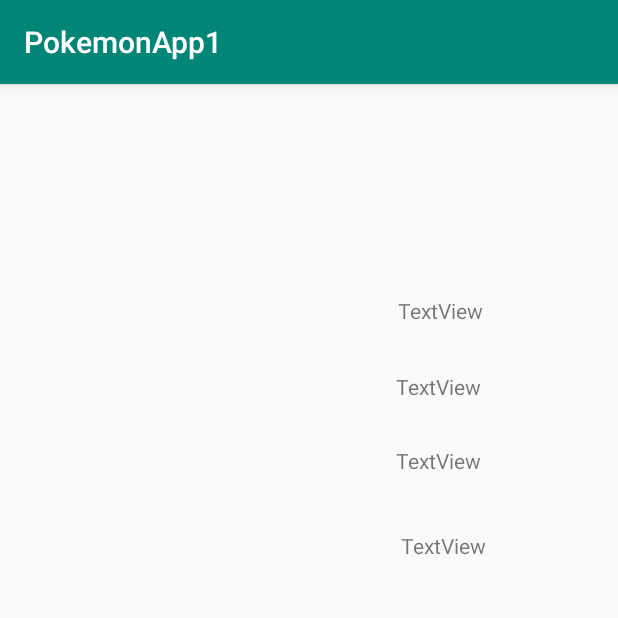
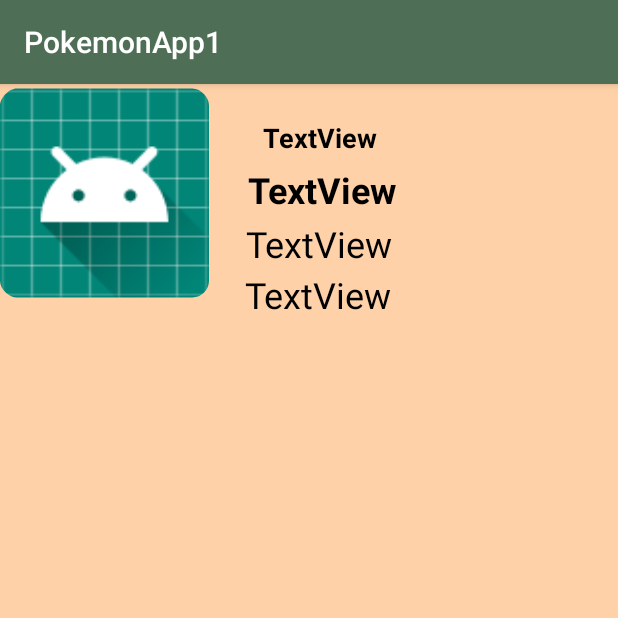
Before and after one commit to aurellesiewe/PokemonApp1, an Android app: the PokemonDetail screen opened directly, with no data from a screen before it, on a phone screen of 412 x 824 dp, the top half of it. Run offline under Robolectric (Android 15) with nearby library versions, the phone set to English and light mode, and no system bars; our stand-ins replace Picasso; pictures from the network do not load.

Commit message:
customize my app

```diff
--- a/app/src/main/res/layout/activity_pokemon_detail.xml
+++ b/app/src/main/res/layout/activity_pokemon_detail.xml
@@ -4,6 +4,7 @@
     xmlns:tools="http://schemas.android.com/tools"
     android:layout_width="match_parent"
     android:layout_height="match_parent"
+    android:background="@color/colorAccent"
     tools:context=".Views.PokemonDetail">
 
 
@@ -14,10 +15,13 @@
         android:layout_alignParentStart="true"
         android:layout_alignParentLeft="true"
         android:layout_alignParentTop="true"
-        android:layout_marginStart="265dp"
-        android:layout_marginLeft="265dp"
-        android:layout_marginTop="141dp"
-        android:text="@string/pokemonId" />
+        android:layout_marginStart="175dp"
+        android:layout_marginLeft="175dp"
+        android:layout_marginTop="23dp"
+        android:text="@string/pokemonId"
+        android:textColor="@android:color/background_dark"
+        android:textSize="18sp"
+        android:textStyle="bold" />
 
     <TextView
         android:id="@+id/pokName"
@@ -26,10 +30,13 @@
         android:layout_alignParentStart="true"
         android:layout_alignParentLeft="true"
         android:layout_alignParentTop="true"
-        android:layout_marginStart="264dp"
-        android:layout_marginLeft="264dp"
-        android:layout_marginTop="192dp"
-        android:text="@string/pokemonName" />
+        android:layout_marginStart="165dp"
+        android:layout_marginLeft="165dp"
+        android:layout_marginTop="54dp"
+        android:text="@string/pokemonName"
+        android:textColor="@android:color/background_dark"
+        android:textSize="24sp"
+        android:textStyle="bold" />
 
     <TextView
         android:id="@+id/pokHeight"
@@ -38,10 +45,12 @@
         android:layout_alignParentStart="true"
         android:layout_alignParentLeft="true"
         android:layout_alignParentTop="true"
-        android:layout_marginStart="264dp"
-        android:layout_marginLeft="264dp"
-        android:layout_marginTop="241dp"
-        android:text="@string/pokemonHeight" />
+        android:layout_marginStart="164dp"
+        android:layout_marginLeft="164dp"
+        android:layout_marginTop="90dp"
+        android:text="@string/pokemonHeight"
+        android:textColor="@android:color/background_dark"
+        android:textSize="24sp" />
 
     <TextView
         android:id="@+id/pokWeight"
@@ -50,21 +59,23 @@
         android:layout_alignParentStart="true"
         android:layout_alignParentLeft="true"
         android:layout_alignParentTop="true"
-        android:layout_marginStart="267dp"
-        android:layout_marginLeft="267dp"
-        android:layout_marginTop="298dp"
-        android:text="@string/pokemonWeight" />
+        android:layout_marginStart="163dp"
+        android:layout_marginLeft="163dp"
+        android:layout_marginTop="124dp"
+        android:text="@string/pokemonWeight"
+        android:textColor="@android:color/background_dark"
+        android:textSize="24sp" />
 
     <ImageView
         android:id="@+id/icon2"
-        android:layout_width="200dp"
-        android:layout_height="200dp"
+        android:layout_width="139dp"
+        android:layout_height="145dp"
         android:layout_alignParentStart="true"
         android:layout_alignParentLeft="true"
         android:layout_alignParentTop="true"
-        android:layout_marginStart="62dp"
-        android:layout_marginLeft="62dp"
-        android:layout_marginTop="85dp"
-        android:scaleType="center"
-        tools:srcCompat="@android:color/background_light" />
+        android:layout_marginStart="0dp"
+        android:layout_marginLeft="0dp"
+        android:layout_marginTop="0dp"
+        app:srcCompat="@mipmap/ic_launcher" />
+
 </RelativeLayout>
--- a/app/src/main/res/values/colors.xml
+++ b/app/src/main/res/values/colors.xml
@@ -1,6 +1,6 @@
 <?xml version="1.0" encoding="utf-8"?>
 <resources>
-    <color name="colorPrimary">#008577</color>
-    <color name="colorPrimaryDark">#00574B</color>
-    <color name="colorAccent">#D81B60</color>
+    <color name="colorPrimary">#4E6F55</color>
+    <color name="colorPrimaryDark">#F5EA68</color>
+    <color name="colorAccent">#FFD1A8</color>
 </resources>
```
Also changed, not shown: app/src/main/res/layout/activity_main.xml (+10 -3 lines), app/src/main/res/layout/row_layout.xml (+19 -12 lines).
